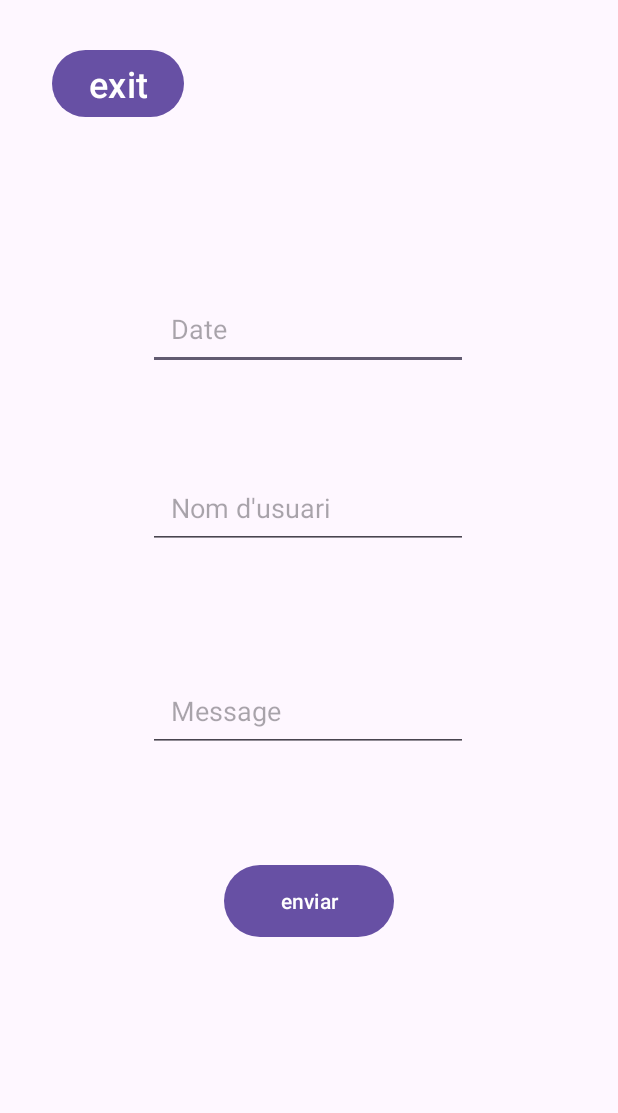
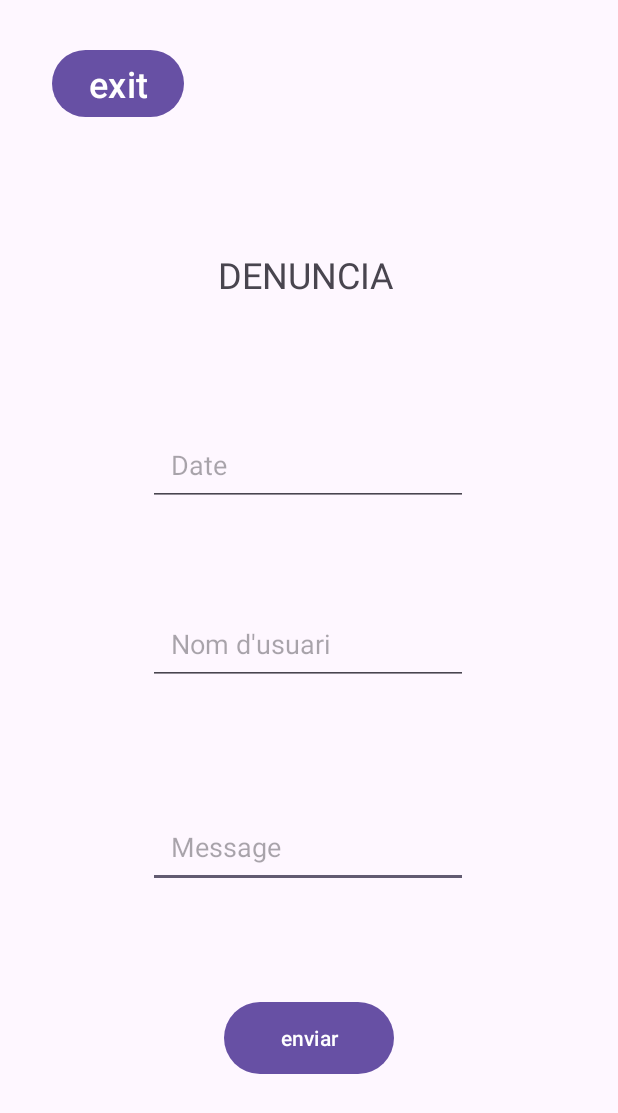
Before and after one commit to carlaaotero/Android_DSA, an Android app: the IssueActivity screen opened directly, with no data from a screen before it, on a phone screen of 412 x 824 dp. Shown: the top 1113 px of the screen. Run offline under Robolectric (Android 15) with nearby library versions, the phone set to English and light mode, and no system bars.

Commit message:
Onzena versió

```diff
--- a/app/src/main/java/com/example/client_dsa/Classes/Formulari.java
+++ b/app/src/main/java/com/example/client_dsa/Classes/Formulari.java
@@ -5,6 +5,7 @@ public class Formulari {
     String title;
     String message;
     String sender;
+    String id;
 
     public Formulari (){}
     public Formulari(String data, String title, String message, String sender){
--- a/app/src/main/java/com/example/client_dsa/LoginActivity.java
+++ b/app/src/main/java/com/example/client_dsa/LoginActivity.java
@@ -73,7 +73,7 @@ public class LoginActivity extends AppCompatActivity {
                             progressBar.setVisibility(View.INVISIBLE);
                             Log.d("LOGIN", "200 OK");
                             Toast.makeText(LoginActivity.this, "User logejat", Toast.LENGTH_LONG).show();
-                            //Intent intent = new Intent(LoginActivity.this, PrincipalActivity.class);
+                            Intent intent = new Intent(LoginActivity.this, PrincipalActivity.class);
 
                             String nomusuariPerfil = nomUsuari.getText().toString();
 
@@ -82,7 +82,7 @@ public class LoginActivity extends AppCompatActivity {
                             editor.putBoolean(SESSIO_INICIADA, true);
                             editor.putString("USERNAME",nomusuariPerfil);
                             editor.apply();
-                            //startActivity(intent);
+                            startActivity(intent);
                             finish();
                         }
 
--- a/app/src/main/java/com/example/client_dsa/MainActivity.java
+++ b/app/src/main/java/com/example/client_dsa/MainActivity.java
@@ -5,7 +5,6 @@ import android.content.Intent;
 import android.content.SharedPreferences;
 import android.os.Bundle;
 
-import com.google.android.material.snackbar.Snackbar;
 
 import androidx.appcompat.app.AppCompatActivity;
 
--- a/app/src/main/res/layout/activity_issue.xml
+++ b/app/src/main/res/layout/activity_issue.xml
@@ -5,6 +5,49 @@ xmlns:app="http://schemas.android.com/apk/res-auto"
 xmlns:tools="http://schemas.android.com/tools"
 android:layout_width="match_parent"
 android:layout_height="match_parent">
+
+    <TextView
+        android:id="@+id/formularidesolicitud"
+        android:layout_width="wrap_content"
+        android:layout_height="wrap_content"
+        android:text="DENUNCIA"
+        android:textSize="24sp"
+        app:layout_constraintBottom_toBottomOf="parent"
+        app:layout_constraintEnd_toEndOf="parent"
+        app:layout_constraintHorizontal_bias="0.493"
+        app:layout_constraintStart_toStartOf="parent"
+        app:layout_constraintTop_toTopOf="parent"
+        app:layout_constraintVertical_bias="0.211" />
+
+    <EditText
+        android:id="@+id/message"
+        android:layout_width="wrap_content"
+        android:layout_height="wrap_content"
+        android:ems="10"
+        android:hint="Message"
+        android:inputType="text"
+        android:padding="15dp"
+        app:layout_constraintBottom_toBottomOf="parent"
+        app:layout_constraintEnd_toEndOf="parent"
+        app:layout_constraintHorizontal_bias="0.497"
+        app:layout_constraintStart_toStartOf="parent"
+        app:layout_constraintTop_toTopOf="parent"
+        app:layout_constraintVertical_bias="0.698" />
+
+    <EditText
+        android:id="@+id/informer"
+        android:layout_width="wrap_content"
+        android:layout_height="wrap_content"
+        android:ems="10"
+        android:hint="Nom d'usuari"
+        android:inputType="text"
+        android:padding="15dp"
+        app:layout_constraintBottom_toBottomOf="parent"
+        app:layout_constraintEnd_toEndOf="parent"
+        app:layout_constraintHorizontal_bias="0.497"
+        app:layout_constraintStart_toStartOf="parent"
+        app:layout_constraintTop_toTopOf="parent"
+        app:layout_constraintVertical_bias="0.522" />
 
     <EditText
         android:id="@+id/date"
@@ -19,37 +62,7 @@ android:layout_height="match_parent">
         app:layout_constraintHorizontal_bias="0.497"
         app:layout_constraintStart_toStartOf="parent"
         app:layout_constraintTop_toTopOf="parent"
-        app:layout_constraintVertical_bias="0.249" />
-
-    <EditText
-        android:id="@+id/informer"
-        android:layout_width="wrap_content"
-        android:layout_height="wrap_content"
-        android:ems="10"
-        android:hint="Nom d'usuari"
-        android:inputType="text"
-        android:padding="15dp"
-        app:layout_constraintBottom_toBottomOf="parent"
-        app:layout_constraintEnd_toEndOf="parent"
-        app:layout_constraintHorizontal_bias="0.497"
-        app:layout_constraintStart_toStartOf="parent"
-        app:layout_constraintTop_toTopOf="parent"
-        app:layout_constraintVertical_bias="0.404" />
-
-    <EditText
-        android:id="@+id/message"
-        android:layout_width="wrap_content"
-        android:layout_height="wrap_content"
-        android:ems="10"
-        android:hint="Message"
-        android:inputType="text"
-        android:padding="15dp"
-        app:layout_constraintBottom_toBottomOf="parent"
-        app:layout_constraintEnd_toEndOf="parent"
-        app:layout_constraintHorizontal_bias="0.497"
-        app:layout_constraintStart_toStartOf="parent"
-        app:layout_constraintTop_toTopOf="parent"
-        app:layout_constraintVertical_bias="0.58" />
+        app:layout_constraintVertical_bias="0.367" />
 
     <Button
         android:id="@+id/enviar"
@@ -60,7 +73,7 @@ android:layout_height="match_parent">
         app:layout_constraintEnd_toEndOf="parent"
         app:layout_constraintStart_toStartOf="parent"
         app:layout_constraintTop_toTopOf="parent"
-        app:layout_constraintVertical_bias="0.746" />
+        app:layout_constraintVertical_bias="0.865" />
 
     <Button
         android:id="@+id/enrere1"
```
Also changed, not shown: app/src/main/res/layout/activity_formulari.xml (+10 -6 lines), app/src/main/res/layout/activity_usuari.xml (+15 -0 lines), 1 other file.
